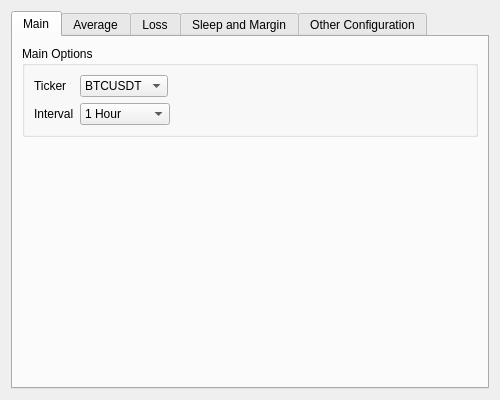
Above: UI/configuration.ui from ZENALC/algobot before the change. Below: the same form after it.
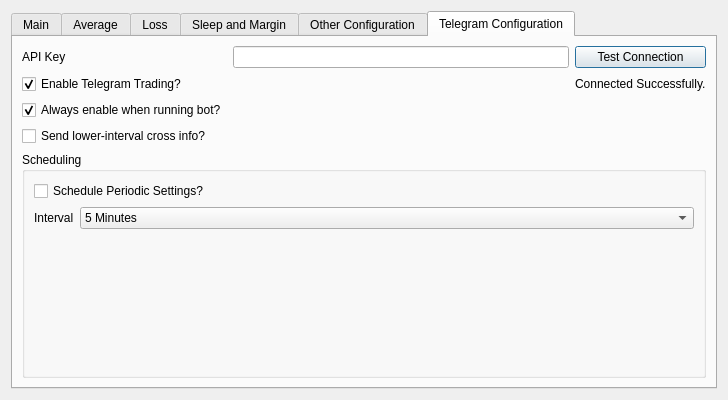
That is the form after the change. The open tabs and pages were chosen to show the change.

Patch:
```diff
--- a/UI/configuration.ui
+++ b/UI/configuration.ui
@@ -6,8 +6,8 @@
    <rect>
     <x>0</x>
     <y>0</y>
-    <width>500</width>
-    <height>367</height>
+    <width>728</width>
+    <height>354</height>
    </rect>
   </property>
   <property name="sizePolicy">
@@ -26,7 +26,7 @@
    <string>Configuration</string>
   </property>
   <layout class="QGridLayout" name="gridLayout">
-   <item row="1" column="0">
+   <item row="0" column="0">
     <widget class="QTabWidget" name="tabWidget">
      <property name="sizePolicy">
       <sizepolicy hsizetype="Preferred" vsizetype="Fixed">
@@ -60,7 +60,7 @@
           <string>Main Options</string>
          </property>
          <layout class="QGridLayout" name="gridLayout_13">
-          <item row="1" column="2">
+          <item row="1" column="1" colspan="3">
            <widget class="QComboBox" name="intervalComboBox">
             <property name="currentText">
              <string>1 Hour</string>
@@ -132,36 +132,10 @@
             </item>
            </widget>
           </item>
-          <item row="0" column="0">
-           <widget class="QLabel" name="tickerLabel">
-            <property name="sizePolicy">
-             <sizepolicy hsizetype="Fixed" vsizetype="Preferred">
-              <horstretch>0</horstretch>
-              <verstretch>0</verstretch>
-             </sizepolicy>
-            </property>
-            <property name="text">
-             <string>Ticker</string>
-            </property>
-           </widget>
-          </item>
-          <item row="1" column="0">
-           <widget class="QLabel" name="intervalLabel">
-            <property name="sizePolicy">
-             <sizepolicy hsizetype="Fixed" vsizetype="Preferred">
-              <horstretch>0</horstretch>
-              <verstretch>0</verstretch>
-             </sizepolicy>
-            </property>
-            <property name="text">
-             <string>Interval</string>
-            </property>
-           </widget>
-          </item>
-          <item row="0" column="2">
+          <item row="0" column="1" colspan="3">
            <widget class="QComboBox" name="tickerComboBox">
             <property name="sizePolicy">
-             <sizepolicy hsizetype="Fixed" vsizetype="Fixed">
+             <sizepolicy hsizetype="Preferred" vsizetype="Fixed">
               <horstretch>0</horstretch>
               <verstretch>0</verstretch>
              </sizepolicy>
@@ -173,18 +147,97 @@
             </item>
            </widget>
           </item>
-          <item row="0" column="3">
-           <spacer name="horizontalSpacer_4">
-            <property name="orientation">
-             <enum>Qt::Horizontal</enum>
+          <item row="3" column="1" colspan="3">
+           <widget class="QLineEdit" name="apiSecretInput">
+            <property name="echoMode">
+             <enum>QLineEdit::PasswordEchoOnEdit</enum>
             </property>
-            <property name="sizeHint" stdset="0">
-             <size>
-              <width>40</width>
-              <height>20</height>
-             </size>
+           </widget>
+          </item>
+          <item row="1" column="0">
+           <widget class="QLabel" name="intervalLabel">
+            <property name="sizePolicy">
+             <sizepolicy hsizetype="Fixed" vsizetype="Preferred">
+              <horstretch>0</horstretch>
+              <verstretch>0</verstretch>
+             </sizepolicy>
             </property>
-           </spacer>
+            <property name="text">
+             <string>Interval</string>
+            </property>
+           </widget>
+          </item>
+          <item row="0" column="0">
+           <widget class="QLabel" name="tickerLabel">
+            <property name="sizePolicy">
+             <sizepolicy hsizetype="Fixed" vsizetype="Preferred">
+              <horstretch>0</horstretch>
+              <verstretch>0</verstretch>
+             </sizepolicy>
+            </property>
+            <property name="text">
+             <string>Ticker</string>
+            </property>
+           </widget>
+          </item>
+          <item row="3" column="0">
+           <widget class="QLabel" name="binanceSecretKeyLabel">
+            <property name="text">
+             <string>Binance Secret Key</string>
+            </property>
+           </widget>
+          </item>
+          <item row="2" column="0">
+           <widget class="QLabel" name="binanceApiKeyLabel">
+            <property name="text">
+             <string>Binance API Key</string>
+            </property>
+           </widget>
+          </item>
+          <item row="2" column="1" colspan="3">
+           <widget class="QLineEdit" name="apiKeyInput">
+            <property name="echoMode">
+             <enum>QLineEdit::PasswordEchoOnEdit</enum>
+            </property>
+           </widget>
+          </item>
+          <item row="4" column="0">
+           <widget class="QLabel" name="maximumMarginLabel">
+            <property name="text">
+             <string>Maximum Margin Level</string>
+            </property>
+           </widget>
+          </item>
+          <item row="4" column="1" colspan="3">
+           <widget class="QDoubleSpinBox" name="doubleSpinBox">
+            <property name="sizePolicy">
+             <sizepolicy hsizetype="Preferred" vsizetype="Fixed">
+              <horstretch>0</horstretch>
+              <verstretch>0</verstretch>
+             </sizepolicy>
+            </property>
+           </widget>
+          </item>
+          <item row="5" column="0">
+           <widget class="QLabel" name="regionLabel">
+            <property name="text">
+             <string>Region</string>
+            </property>
+           </widget>
+          </item>
+          <item row="5" column="1">
+           <widget class="QRadioButton" name="usRegionRadio">
+            <property name="text">
+             <string>binance.us (US region only)</string>
+            </property>
+           </widget>
+          </item>
+          <item row="5" column="2">
+           <widget class="QRadioButton" name="otherRegionRadio">
+            <property name="text">
+             <string>binance.com (all other regions)</string>
+            </property>
+           </widget>
           </item>
          </layout>
         </widget>
@@ -852,6 +905,145 @@
        </item>
       </layout>
      </widget>
+     <widget class="QWidget" name="telegramTab">
+      <attribute name="title">
+       <string>Telegram Configuration</string>
+      </attribute>
+      <layout class="QGridLayout" name="gridLayout_11">
+       <item row="1" column="2">
+        <widget class="QLabel" name="label_4">
+         <property name="text">
+          <string>Connected Successfully.</string>
+         </property>
+        </widget>
+       </item>
+       <item row="0" column="0">
+        <widget class="QLabel" name="label_2">
+         <property name="text">
+          <string>API Key</string>
+         </property>
+        </widget>
+       </item>
+       <item row="0" column="1">
+        <widget class="QLineEdit" name="lineEdit">
+         <property name="echoMode">
+          <enum>QLineEdit::PasswordEchoOnEdit</enum>
+         </property>
+        </widget>
+       </item>
+       <item row="0" column="2">
+        <widget class="QPushButton" name="pushButton">
+         <property name="sizePolicy">
+          <sizepolicy hsizetype="Preferred" vsizetype="Fixed">
+           <horstretch>0</horstretch>
+           <verstretch>0</verstretch>
+          </sizepolicy>
+         </property>
+         <property name="text">
+          <string>Test Connection</string>
+         </property>
+        </widget>
+       </item>
+       <item row="3" column="0" colspan="3">
+        <widget class="QCheckBox" name="checkBox_3">
+         <property name="text">
+          <string>Send lower-interval cross info?</string>
+         </property>
+        </widget>
+       </item>
+       <item row="4" column="0" colspan="3">
+        <widget class="QGroupBox" name="schedulingGroup">
+         <property name="title">
+          <string>Scheduling</string>
+         </property>
+         <layout class="QGridLayout" name="gridLayout_12">
+          <item row="1" column="0">
+           <widget class="QLabel" name="label_3">
+            <property name="sizePolicy">
+             <sizepolicy hsizetype="Fixed" vsizetype="Preferred">
+              <horstretch>0</horstretch>
+              <verstretch>0</verstretch>
+             </sizepolicy>
+            </property>
+            <property name="text">
+             <string>Interval</string>
+            </property>
+           </widget>
+          </item>
+          <item row="0" column="0" colspan="2">
+           <widget class="QCheckBox" name="checkBox">
+            <property name="text">
+             <string>Schedule Periodic Settings?</string>
+            </property>
+           </widget>
+          </item>
+          <item row="1" column="1">
+           <widget class="QComboBox" name="comboBox">
+            <item>
+             <property name="text">
+              <string>5 Minutes</string>
+             </property>
+            </item>
+            <item>
+             <property name="text">
+              <string>10 Minutes</string>
+             </property>
+            </item>
+            <item>
+             <property name="text">
+              <string>1 Minute</string>
+             </property>
+            </item>
+            <item>
+             <property name="text">
+              <string>30 Minutes</string>
+             </property>
+            </item>
+            <item>
+             <property name="text">
+              <string>1 Hour</string>
+             </property>
+            </item>
+           </widget>
+          </item>
+          <item row="2" column="0">
+           <spacer name="verticalSpacer">
+            <property name="orientation">
+             <enum>Qt::Vertical</enum>
+            </property>
+            <property name="sizeHint" stdset="0">
+             <size>
+              <width>20</width>
+              <height>40</height>
+             </size>
+            </property>
+           </spacer>
+          </item>
+         </layout>
+        </widget>
+       </item>
+       <item row="1" column="0">
+        <widget class="QCheckBox" name="checkBox_2">
+         <property name="text">
+          <string>Enable Telegram Trading?</string>
+         </property>
+         <property name="checked">
+          <bool>true</bool>
+         </property>
+        </widget>
+       </item>
+       <item row="2" column="0">
+        <widget class="QCheckBox" name="checkBox_4">
+         <property name="text">
+          <string>Always enable when running bot?</string>
+         </property>
+         <property name="checked">
+          <bool>true</bool>
+         </property>
+        </widget>
+       </item>
+      </layout>
+     </widget>
     </widget>
    </item>
   </layout>
```
Left out of the diff: 258 changed lines with no effect on the pictures.
